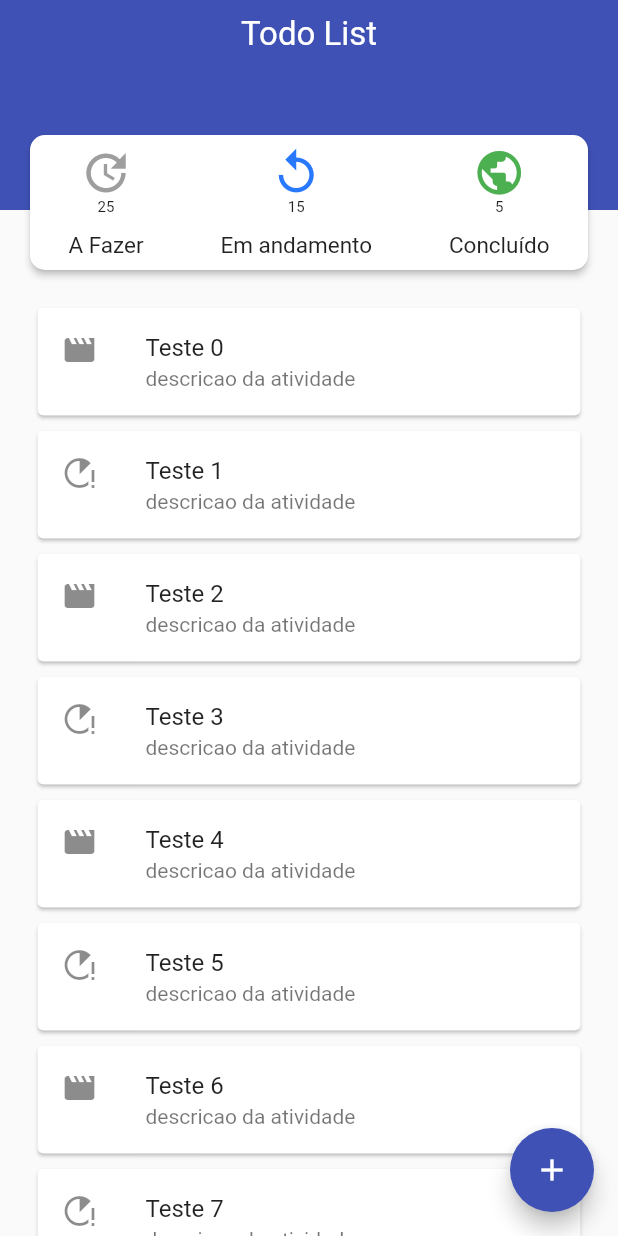
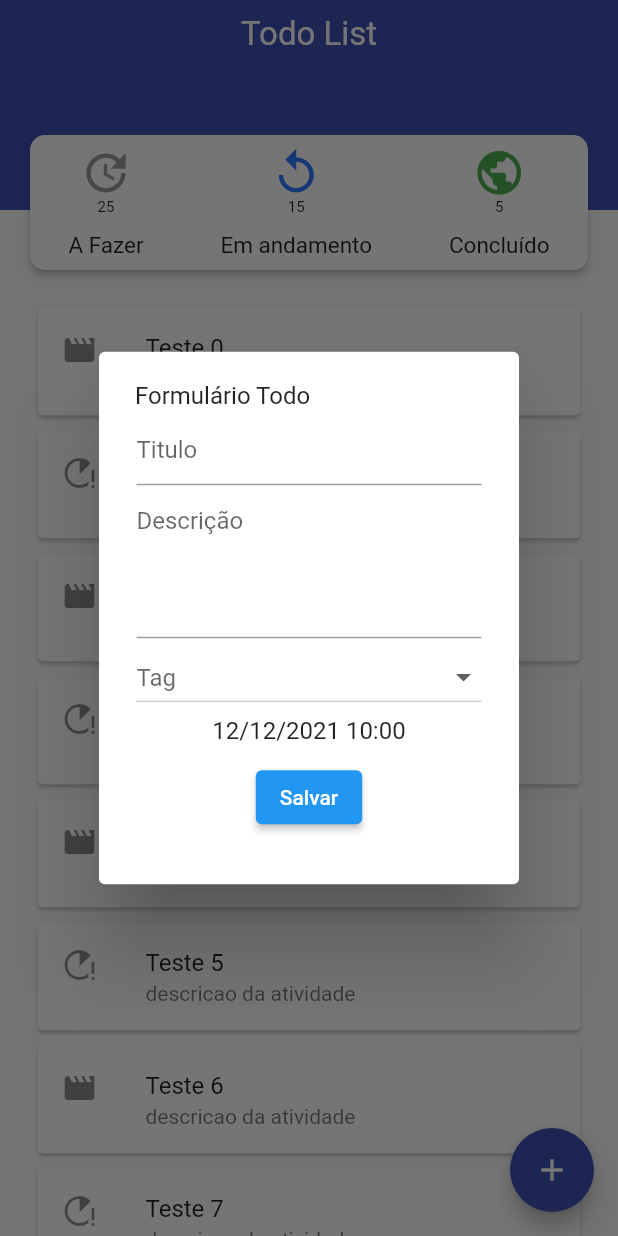
Before and after one commit to eharano/todo_list, a Flutter app: the screen it shows after launch, after a tap on the "add" icon, on a phone screen of 412 x 824 dp. Run offline on Flutter 3.47's test engine with Material 2 defaults, Android fonts, the phone set to English and light mode, and no system bars; our stand-ins replace bloc, dartz, equatable, flutter_modular, rive, sqflite; accounts and stored records are empty; statements that could not run were skipped.

Commit message:
adjust todo form create view

```diff
--- a/lib/app/modules/todo/presenter/bloc/todo_bloc.dart
+++ b/lib/app/modules/todo/presenter/bloc/todo_bloc.dart
@@ -1,6 +1,5 @@
 import 'package:bloc/bloc.dart';
 import 'package:equatable/equatable.dart';
-import 'package:flutter/widgets.dart';
 import 'package:todo_list/app/modules/todo/domain/dtos/todo_dto.dart';
 
 import '../../domain/dtos/todo_paginate_dto.dart';
--- /dev/null
+++ b/lib/app/modules/todo/presenter/views/todo_edit_view.dart
@@ -0,0 +1,100 @@
+import 'package:flutter/material.dart';
+import 'package:todo_list/app/modules/todo/presenter/widgets/todo_card_widget.dart';
+
+class TodoEditView extends StatefulWidget {
+  const TodoEditView({Key? key}) : super(key: key);
+
+  @override
+  State<TodoEditView> createState() => _TodoEditViewState();
+}
+
+class _TodoEditViewState extends State<TodoEditView> {
+  final _formKey = GlobalKey<FormState>();
+
+  final ValueNotifier<TodoTag?> _todoTag = ValueNotifier(null);
+
+  set setTag(TodoTag? todoTag) => _todoTag.value = todoTag;
+
+  TodoTag? get getTag => _todoTag.value;
+
+  @override
+  Widget build(BuildContext context) {
+    return AlertDialog(
+      content: Stack(
+        children: <Widget>[
+          const Text("Formulário Todo"),
+          const SizedBox(height: 30.0),
+          Form(
+            key: _formKey,
+            child: Column(
+              mainAxisSize: MainAxisSize.min,
+              children: [
+                const SizedBox(height: 20.0),
+                Padding(
+                  padding: const EdgeInsets.all(1.0),
+                  child: TextFormField(
+                    decoration: const InputDecoration(
+                      border: UnderlineInputBorder(),
+                      hintText: "Titulo",
+                    ),
+                  ),
+                ),
+                Padding(
+                  padding: const EdgeInsets.all(1.0),
+                  child: TextFormField(
+                    maxLines: 4,
+                    decoration: const InputDecoration(
+                      border: UnderlineInputBorder(),
+                      hintText: "Descrição",
+                    ),
+                  ),
+                ),
+                Padding(
+                  padding: const EdgeInsets.all(1.0),
+                  child: Row(
+                    children: [
+                      Expanded(
+                        child: ValueListenableBuilder(
+                            valueListenable: _todoTag,
+                            builder: (BuildContext context, TodoTag? value, _) {
+                              return DropdownButton<TodoTag>(
+                                hint: const Text("Tag"),
+                                value: value,
+                                isExpanded: true,
+                                onChanged: (TodoTag? todoTag) =>
+                                    setTag = todoTag,
+                                items: TodoTag.values.map((item) {
+                                  return DropdownMenuItem<TodoTag>(
+                                    value: item,
+                                    child: Text(item.text),
+                                  );
+                                }).toList(),
+                              );
+                            }),
+                      ),
+                    ],
+                  ),
+                ),
+                Padding(
+                  padding: const EdgeInsets.all(1.0),
+                  child: Text("12/12/2021 10:00"),
+                ),
+                Padding(
+                  padding: const EdgeInsets.all(10.0),
+                  child: ElevatedButton(
+                    child: const Text("Salvar"),
+                    onPressed: () {
+                      // if (_formKey.currentState.validate()) {
+                      print("insert");
+                      // }
+                    },
+                  ),
+                ),
+              ],
+            ),
+          ),
+        ],
+      ),
+    );
+  }
+}
--- a/lib/app/modules/todo/presenter/views/todo_view.dart
+++ b/lib/app/modules/todo/presenter/views/todo_view.dart
@@ -1,5 +1,6 @@
 import 'package:flutter/material.dart';
 import 'package:flutter_modular/flutter_modular.dart';
+import 'package:todo_list/app/modules/todo/presenter/views/todo_edit_view.dart';
 
 import '../../../../app_theme.dart';
 import '../../domain/dtos/todo_dto.dart';
@@ -19,34 +20,6 @@ class _TodoViewState extends ModularState<TodoView, TodoBloc> {
   @override
   initState() {
     super.initState();
-    // controller
-  }
-
-  insertTodo() {
-    Todo todo = const Todo(
-      title: 'teste de todo',
-      status: 'a fazer',
-      data: '02/12/2021',
-      label: 'Programação',
-    );
-
-    controller.add(TodoInsertEvent(
-      todo: TodoDTO.fromEntity(todo),
-    ));
-  }
-
-  deleteTodo() {
-    Todo todo = const Todo(
-      id: 1,
-      title: 'teste de todo',
-      status: 'a fazer',
-      data: '02/12/2021',
-      label: 'Programação',
-    );
-
-    // controller.delete(TodoDeleteEvent(
-    //   todo: TodoDTO.fromEntity(todo),
-    // ));
   }
 
   @override
@@ -60,7 +33,14 @@ class _TodoViewState extends ModularState<TodoView, TodoBloc> {
       ),
       floatingActionButton: FloatingActionButton(
           backgroundColor: AppTheme.cDefault,
-          onPressed: () => {},
+          onPressed: () {
+            showDialog(
+              context: context,
+              builder: (BuildContext context) {
+                return const TodoEditView();
+              },
+            );
+          },
           child: const Icon(
             Icons.add,
             color: Colors.white,
--- a/lib/app/modules/todo/presenter/widgets/todo_bar_widget.dart
+++ b/lib/app/modules/todo/presenter/widgets/todo_bar_widget.dart
@@ -59,17 +59,29 @@ class TodoBarWidget extends PreferredSize {
                               TodoBarOptionTextWidget(
                                 counter: controller.aFazer.toString(),
                                 description: "A Fazer",
-                                iconPosition: 0,
+                                icon: const Icon(
+                                  Icons.update,
+                                  color: Colors.grey,
+                                  size: 35.0,
+                                ),
                               ),
                               TodoBarOptionTextWidget(
                                 counter: controller.andamento.toString(),
                                 description: "Em andamento",
-                                iconPosition: 1,
+                                icon: Icon(
+                                  Icons.replay_outlined,
+                                  color: Colors.blueAccent[400],
+                                  size: 35.0,
+                                ),
                               ),
                               TodoBarOptionTextWidget(
                                 counter: controller.finalizado.toString(),
                                 description: "Concluído",
-                                iconPosition: 2,
+                                icon: const Icon(
+                                  Icons.public,
+                                  color: Colors.green,
+                                  size: 35.0,
+                                ),
                               ),
                             ],
                           ),
@@ -87,19 +99,13 @@ class TodoBarWidget extends PreferredSize {
 class TodoBarOptionTextWidget extends StatelessWidget {
   final String counter;
   final String description;
-  final int iconPosition;
+  final Icon icon;
 
-  final List<Map<String, dynamic>> _listIcons = [
-    {'icon': Icons.update, 'color': Colors.grey},
-    {'icon': Icons.replay_outlined, 'color': Colors.blueAccent[400]},
-    {'icon': Icons.public, 'color': Colors.green},
-  ];
-
-  TodoBarOptionTextWidget({
+  const TodoBarOptionTextWidget({
     Key? key,
     required this.counter,
     required this.description,
-    required this.iconPosition,
+    required this.icon,
   }) : super(key: key);
 
   @override
@@ -107,11 +113,7 @@ class TodoBarOptionTextWidget extends StatelessWidget {
     return Column(
       mainAxisAlignment: MainAxisAlignment.center,
       children: [
-        Icon(
-          _listIcons[iconPosition]['icon'],
-          color: _listIcons[iconPosition]['color'],
-          size: 35.0,
-        ),
+        icon,
         Text(
           counter,
           style: const TextStyle(
--- a/lib/app/modules/todo/presenter/widgets/todo_card_widget.dart
+++ b/lib/app/modules/todo/presenter/widgets/todo_card_widget.dart
@@ -51,6 +51,19 @@ extension TodoTagType on TodoTag {
     }
   }
 
+  String get text {
+    switch (this) {
+      case TodoTag.corrida:
+        return "Corrida";
+      case TodoTag.leitura:
+        return "Leitura";
+      case TodoTag.cinema:
+        return "Cinema";
+      case TodoTag.reuniao:
+        return "Reunião";
+    }
+  }
+
   Color get color {
     switch (this) {
       case TodoTag.corrida:
```
